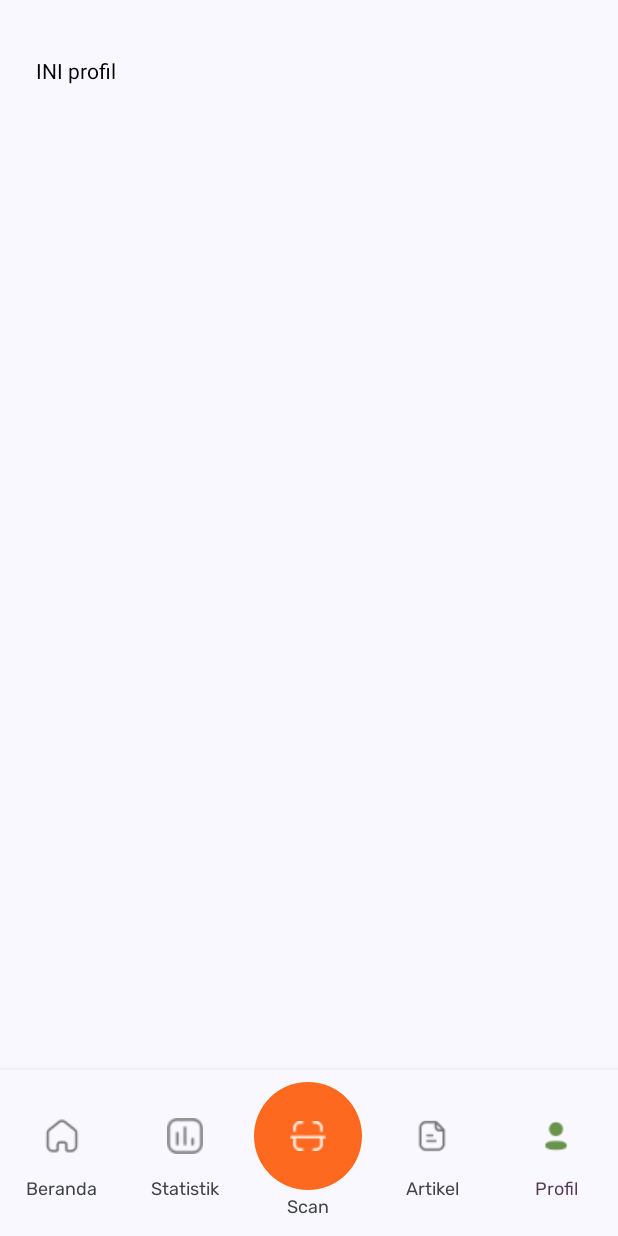
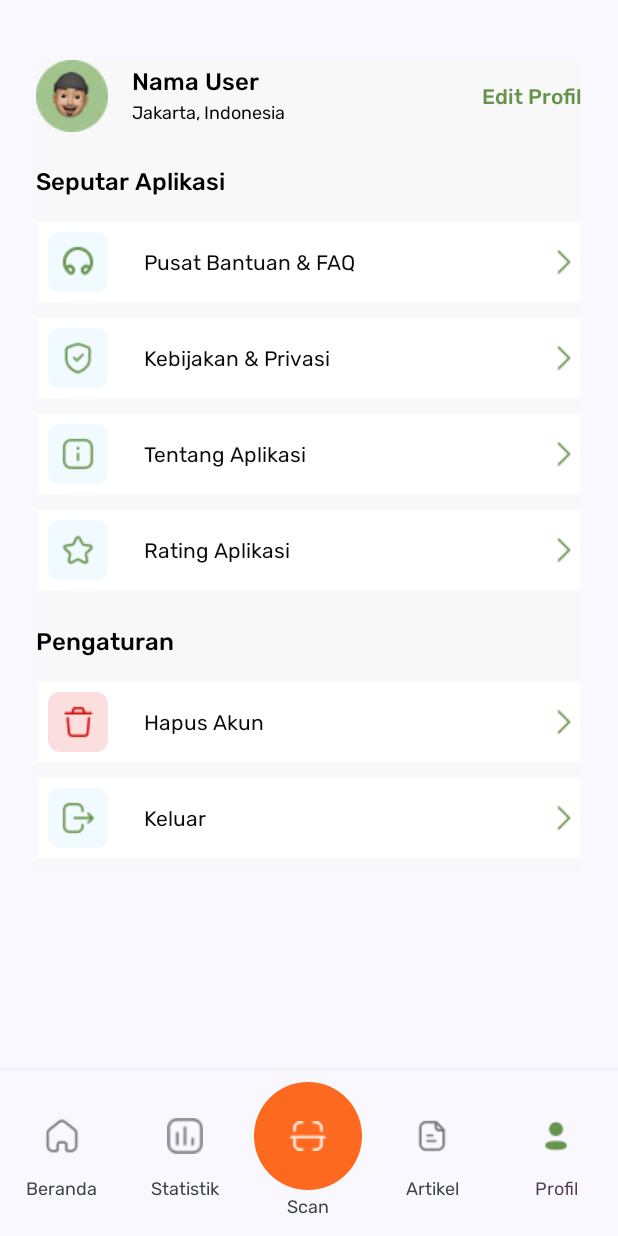
Before and after one commit to kenziehh/NutriC, an Android app built with Jetpack Compose: the screen it shows after launch (MainActivity), after a tap on "Profil", on a phone screen of 412 x 824 dp. Run offline under Robolectric (Android 15) with nearby library versions, the phone set to English and light mode, and no system bars; our stand-ins replace Dagger/Hilt's generated code.

Commit message:
feat: slicing Profile Screen

```diff
--- a/app/src/main/java/com/lalapanbulaos/nutric/core/navigation/NavigationGraph.kt
+++ b/app/src/main/java/com/lalapanbulaos/nutric/core/navigation/NavigationGraph.kt
@@ -8,6 +8,7 @@ import androidx.navigation.compose.composable
 import androidx.navigation.compose.rememberNavController
 import com.lalapanbulaos.nutric.features.auth.presentation.screen.AuthScreen
 import com.lalapanbulaos.nutric.features.home.presentation.HomeScreen
+import com.lalapanbulaos.nutric.features.profile.presentation.ProfileScreen
 import com.lalapanbulaos.nutric.presentation.component.NutriCScaffold
 import com.lalapanbulaos.nutric.presentation.theme.NutriCTypography
 
@@ -50,11 +51,6 @@ fun ArticleScreen(){
 fun StatiSticScreen() {
     Text("INI statistic")
 }
-@Composable
-fun ProfileScreen() {
-    Text("INI profil")
-}
-
 
 
 
--- /dev/null
+++ b/app/src/main/java/com/lalapanbulaos/nutric/features/profile/data/Setting.kt
@@ -0,0 +1,7 @@
+package com.lalapanbulaos.nutric.features.profile.data
+
+data class Setting(
+    val title: String,
+    val icon: Int,
+    val type: SettingType
+)
--- /dev/null
+++ b/app/src/main/java/com/lalapanbulaos/nutric/features/profile/data/SettingType.java
@@ -0,0 +1,6 @@
+package com.lalapanbulaos.nutric.features.profile.data;
+
+public enum SettingType {
+    DANGER,
+    SUCCESS
+}
--- /dev/null
+++ b/app/src/main/java/com/lalapanbulaos/nutric/features/profile/presentation/ProfileScreen.kt
@@ -0,0 +1,90 @@
+package com.lalapanbulaos.nutric.features.profile.presentation
+
+import androidx.compose.foundation.Image
+import androidx.compose.foundation.layout.Arrangement
+import androidx.compose.foundation.layout.Column
+import androidx.compose.foundation.layout.Row
+import androidx.compose.foundation.layout.Spacer
+import androidx.compose.foundation.layout.fillMaxWidth
+import androidx.compose.foundation.layout.height
+import androidx.compose.foundation.layout.size
+import androidx.compose.foundation.layout.width
+import androidx.compose.foundation.lazy.LazyColumn
+import androidx.compose.foundation.lazy.items
+import androidx.compose.material.Text
+import androidx.compose.runtime.Composable
+import androidx.compose.ui.Alignment
+import androidx.compose.ui.Modifier
+import androidx.compose.ui.res.painterResource
+import androidx.compose.ui.unit.dp
+import com.lalapanbulaos.nutric.R
+import com.lalapanbulaos.nutric.features.profile.data.Setting
+import com.lalapanbulaos.nutric.features.profile.data.SettingType
+import com.lalapanbulaos.nutric.presentation.component.SettingItem
+import com.lalapanbulaos.nutric.presentation.theme.Colors
+import com.lalapanbulaos.nutric.presentation.theme.NutriCTypography
+
+
+
+
+val menuItems = listOf(
+    Setting("Pusat Bantuan & FAQ", R.drawable.faq, SettingType.SUCCESS),
+    Setting("Kebijakan & Privasi", R.drawable.terms,SettingType.SUCCESS),
+    Setting("Tentang Aplikasi", R.drawable.about,SettingType.SUCCESS),
+    Setting("Rating Aplikasi", R.drawable.rating,SettingType.SUCCESS),
+)
+
+val settingItems = listOf(
+    Setting("Hapus Akun", R.drawable.delete,SettingType.DANGER),
+    Setting("Keluar", R.drawable.logout,SettingType.SUCCESS)
+)
+
+@Composable
+fun ProfileScreen(){
+    Column() {
+        Row(
+            modifier = Modifier.fillMaxWidth(),
+            horizontalArrangement = Arrangement.SpaceBetween,
+            verticalAlignment = Alignment.CenterVertically
+
+        ) {
+            Row(
+                verticalAlignment = Alignment.CenterVertically
+            ) {
+                Image(
+                    painter = painterResource(R.drawable.photo_profile),
+                    contentDescription = "Profil",
+                    modifier = Modifier.size(48.dp)
+                )
+                Spacer(modifier = Modifier.width(16.dp))
+                Column {
+                    Text("Nama User", style = NutriCTypography.subHeadingMd)
+                    Spacer(modifier = Modifier.height(4.dp))
+                    Text("Jakarta, Indonesia", style = NutriCTypography.bodySm)
+                }
+            }
+            Text("Edit Profil", style = NutriCTypography.subHeadingSm, color = Colors.Primary.color50)
+        }
+        Spacer(modifier = Modifier.height(24.dp))
+        Text("Seputar Aplikasi", style = NutriCTypography.subHeadingMd)
+        Spacer(modifier = Modifier.height(16.dp))
+        LazyColumn {
+            items(menuItems) { menuItem ->
+                SettingItem(setting = menuItem)
+                Spacer(modifier = Modifier.height(8.dp))
+            }
+        }
+        Spacer(modifier = Modifier.height(16.dp))
+        Text("Pengaturan", style = NutriCTypography.subHeadingMd)
+        Spacer(modifier = Modifier.height(16.dp))
+        LazyColumn {
+            items(settingItems) { settingItem ->
+                SettingItem(setting = settingItem)
+                Spacer(modifier = Modifier.height(8.dp))
+            }
+        }
+
+
+
+    }
+}
--- a/app/src/main/java/com/lalapanbulaos/nutric/presentation/component/Scaffold.kt
+++ b/app/src/main/java/com/lalapanbulaos/nutric/presentation/component/Scaffold.kt
@@ -1,6 +1,7 @@
 package com.lalapanbulaos.nutric.presentation.component
 
 import androidx.compose.foundation.Image
+import androidx.compose.foundation.background
 import androidx.compose.foundation.layout.Arrangement
 import androidx.compose.foundation.layout.Box
 import androidx.compose.foundation.layout.Column
@@ -40,7 +41,7 @@ fun NutriCScaffold(navController: NavController, children: @Composable () -> Uni
         modifier = Modifier.safeDrawingPadding(),
         bottomBar = { BottomNavbar(navController) }
     ) { paddingValues ->
-        Box(modifier = Modifier.padding(paddingValues).padding(top = 40.dp, start = 24.dp, end = 24.dp).safeDrawingPadding()) {
+        Box(modifier = Modifier.padding(paddingValues).padding(top = 40.dp, start = 24.dp, end = 24.dp).safeDrawingPadding().background(Colors.Background.white)) {
             children()
         }
     }
--- /dev/null
+++ b/app/src/main/java/com/lalapanbulaos/nutric/presentation/component/SettingItem.kt
@@ -0,0 +1,60 @@
+package com.lalapanbulaos.nutric.presentation.component
+
+import androidx.compose.foundation.Image
+import androidx.compose.foundation.background
+import androidx.compose.foundation.border
+import androidx.compose.foundation.layout.Arrangement
+import androidx.compose.foundation.layout.Box
+import androidx.compose.foundation.layout.Row
+import androidx.compose.foundation.layout.Spacer
+import androidx.compose.foundation.layout.fillMaxWidth
+import androidx.compose.foundation.layout.height
+import androidx.compose.foundation.layout.padding
+import androidx.compose.foundation.layout.size
+import androidx.compose.foundation.layout.width
+import androidx.compose.foundation.shape.RoundedCornerShape
+import androidx.compose.material.Text
+import androidx.compose.runtime.Composable
+import androidx.compose.ui.Alignment
+import androidx.compose.ui.Modifier
+import androidx.compose.ui.res.painterResource
+import androidx.compose.ui.unit.dp
+import com.lalapanbulaos.nutric.R
+import com.lalapanbulaos.nutric.features.profile.data.Setting
+import com.lalapanbulaos.nutric.features.profile.data.SettingType
+import com.lalapanbulaos.nutric.presentation.theme.Colors
+import com.lalapanbulaos.nutric.presentation.theme.NutriCTypography
+
+@Composable
+fun SettingItem(setting: Setting) {
+    Row(
+        modifier = Modifier
+            .fillMaxWidth()
+            .height(56.dp).background(Colors.Neutral.color00)
+            .border(color = Colors.Border.white, width = 1.dp),
+        horizontalArrangement = Arrangement.SpaceBetween,
+        verticalAlignment = Alignment.CenterVertically
+
+    ) {
+        Row(verticalAlignment = Alignment.CenterVertically) {
+            Box(modifier = Modifier.padding(8.dp).background(if (setting.type == SettingType.SUCCESS) Colors.Primary.color05 else Colors.Danger.color10
+                ,shape = RoundedCornerShape(8.dp)
+            ).size(40.dp)
+            ) {
+                Image(
+                    painter = painterResource(id = setting.icon),
+                    contentDescription = setting.title,
+                    modifier = Modifier.size(24.dp).align(Alignment.Center)
+                )
+            }
+
+            Spacer(modifier = Modifier.width(16.dp))
+            Text(
+                text = setting.title,
+                style = NutriCTypography.bodyMd,
+                color = Colors.Neutral.color50
+            )
+        }
+        Image(painter = painterResource(R.drawable.arrow_right), contentDescription = setting.title, modifier = Modifier.size(24.dp))
+    }
+}
--- a/app/src/main/java/com/lalapanbulaos/nutric/presentation/theme/Color.kt
+++ b/app/src/main/java/com/lalapanbulaos/nutric/presentation/theme/Color.kt
@@ -17,6 +17,7 @@ object Colors {
         val color30 = Color(0xFF82B068)
         val color20 = Color(0xFFA1C38D)
         val color10 = Color(0xFFE3EDDE)
+        val color05 = Color(0xFFF1FAFE)
         val color00 = Color(0xFFF1F6EE)
     }
 
@@ -64,4 +65,10 @@ object Colors {
         val color10 = Color(0xFFFDDEDE)
         val color00 = Color(0xFFFFF6F6)
     }
+    object Background{
+        val white   = Color(0xFFF8F8F8)
+    }
+    object Border{
+        val white =   Color(0xFFFAFAFA)
+    }
 }
```
Also changed, not shown: app/src/main/res/drawable/about.png (added), app/src/main/res/drawable/arrow_right.png (added), app/src/main/res/drawable/delete.png (added), app/src/main/res/drawable/faq.png (added), app/src/main/res/drawable/logout.png (added), app/src/main/res/drawable/photo_profile.png (added), app/src/main/res/drawable/rating.png (added), app/src/main/res/drawable/terms.png (added).
